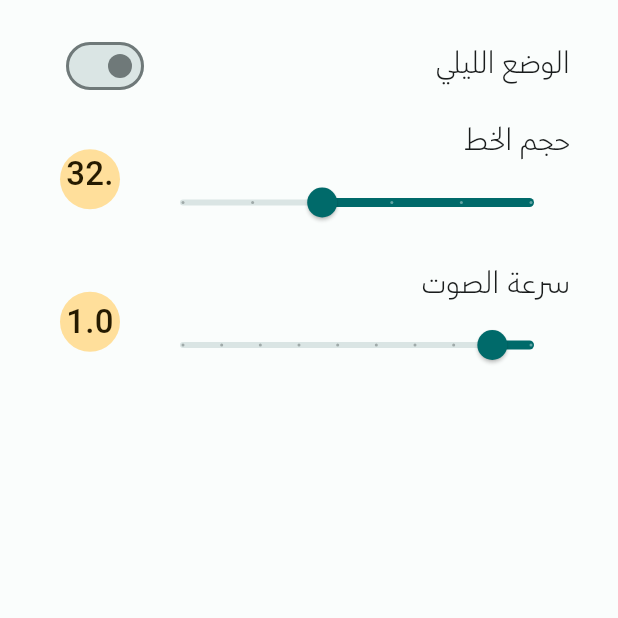
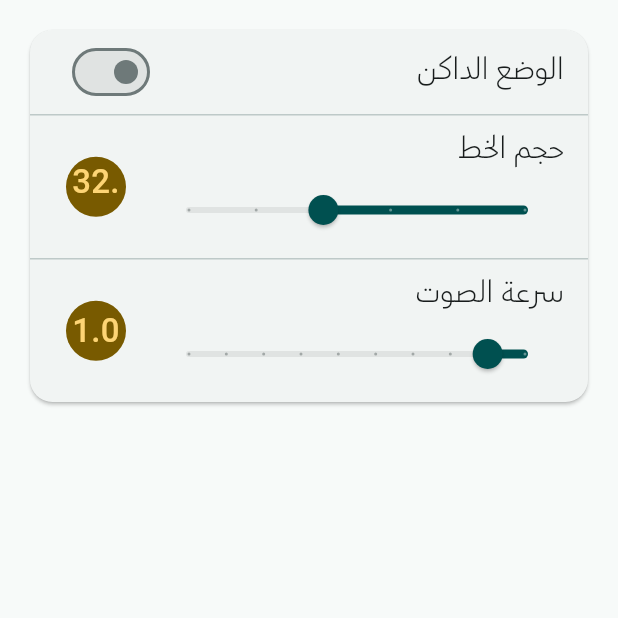
Before and after one commit to the1coder-pro/hajj_app, a Flutter app: the SettingsPage screen opened by its route, on a phone screen of 412 x 824 dp, the top half of it. Run offline on Flutter 3.47's test engine with Material 3 defaults, Android fonts, the phone set to English and light mode, and no system bars; our stand-ins replace auto_size_text, carousel_slider, community_material_icon, cross_file, flutter_cache_manager, fluttericon and 3 more; missing offline and left inert: widgets_to_image; network calls fail.

Commit message:
Updated the theme of the icons to be dark in dark mode, and new theme

```diff
--- a/lib/pages/question_page.dart
+++ b/lib/pages/question_page.dart
@@ -376,7 +376,7 @@ ${(kIsWeb ? "${Uri.base.origin}/question/${question!.no}" : "https://hajj-app-1.
                             ),
                             color: Theme.of(context)
                                 .colorScheme
-                                .secondaryContainer,
+                                .onSecondaryContainer,
                             child: Center(
                               child: Text("نص الجواب",
                                   style: TextStyle(
@@ -385,7 +385,7 @@ ${(kIsWeb ? "${Uri.base.origin}/question/${question!.no}" : "https://hajj-app-1.
                                       fontWeight: FontWeight.w600,
                                       color: Theme.of(context)
                                           .colorScheme
-                                          .secondary)),
+                                          .secondaryContainer)),
                             ),
                           )),
                       SizedBox(
--- a/lib/pages/settings_page.dart
+++ b/lib/pages/settings_page.dart
@@ -20,9 +20,18 @@ class _SettingsPageState extends State<SettingsPage> {
         body: ListView(
           padding: const EdgeInsets.all(16),
           children: [
+            Card.filled(
+              elevation: 1,
+              color: Theme.of(context).colorScheme.surfaceContainerLow,
+              clipBehavior: Clip.antiAlias,
+              shape: RoundedRectangleBorder(
+                borderRadius: BorderRadius.circular(15),
+              ),
+              child: Column(
+                children: [
                   // dark mode switch
                   SwitchListTile(
-              title: Text("الوضع الليلي",
+                    title: Text("الوضع الداكن",
                         style: Theme.of(context).textTheme.displaySmall),
                     value: Theme.of(context).brightness == Brightness.dark,
                     onChanged: (isOn) {
@@ -30,7 +39,7 @@ class _SettingsPageState extends State<SettingsPage> {
                           .toggleTheme(isOn);
                     },
                   ),
-
+                  const Divider(height: 1),
                   ListTile(
                     title: Text("حجم الخط",
                         style: Theme.of(context).textTheme.displaySmall),
@@ -50,12 +59,13 @@ class _SettingsPageState extends State<SettingsPage> {
                       child: Text(prefsProvider.fontSize.toString(),
                           style: TextStyle(
                               fontSize: 22,
-                        color:
-                            Theme.of(context).colorScheme.onSecondaryContainer),
+                              color: Theme.of(context)
+                                  .colorScheme
+                                  .onSecondaryContainer),
                           textAlign: TextAlign.center),
                     ),
                   ),
-
+                  const Divider(height: 1),
                   ListTile(
                     title: Text("سرعة الصوت",
                         style: Theme.of(context).textTheme.displaySmall),
@@ -76,11 +86,15 @@ class _SettingsPageState extends State<SettingsPage> {
                       child: Text(prefsProvider.audioSpeed.toString(),
                           style: TextStyle(
                               fontSize: 22,
-                        color:
-                            Theme.of(context).colorScheme.onSecondaryContainer),
+                              color: Theme.of(context)
+                                  .colorScheme
+                                  .onSecondaryContainer),
                           textAlign: TextAlign.center),
                     ),
                   ),
+                ],
+              ),
+            )
           ],
         ),
       ),
```
Also changed, not shown: lib/components/contact_footer.dart (+28 -12 lines), lib/color_schemes.g.dart. Lines whose indentation alone changed are shown as unchanged.
